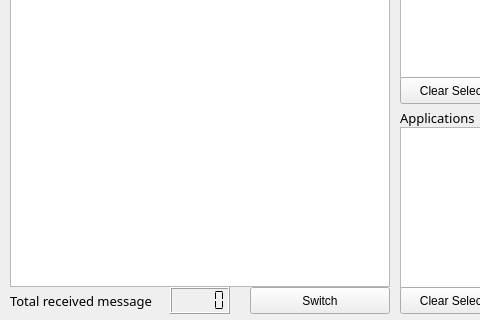
Before: the Qt Designer form Extensions/bin/msgviewerdlgui.ui in drbenmorgan/fnal-messagefacility, drawn with Qt 5; both pictures show x 0 to 480 and y 413 to 733 of the 680 by 733 pixel window.
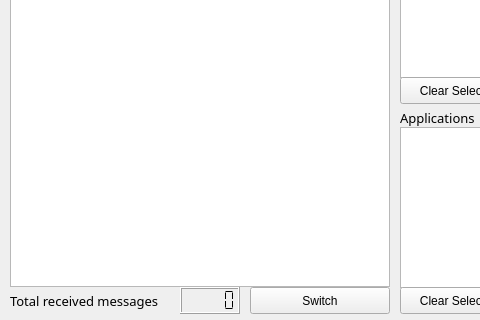
After: the same form once the commit is applied.

Commit message: Fixed typo in msgviewer gui

```diff
--- a/Extensions/bin/msgviewerdlgui.ui
+++ b/Extensions/bin/msgviewerdlgui.ui
@@ -273,13 +273,13 @@
     </font>
    </property>
    <property name="text">
-    <string>Total received message</string>
+    <string>Total received messages</string>
    </property>
   </widget>
   <widget class="QLCDNumber" name="lcdMsgs">
    <property name="geometry">
     <rect>
-     <x>170</x>
+     <x>180</x>
      <y>700</y>
      <width>60</width>
      <height>27</height>
```
